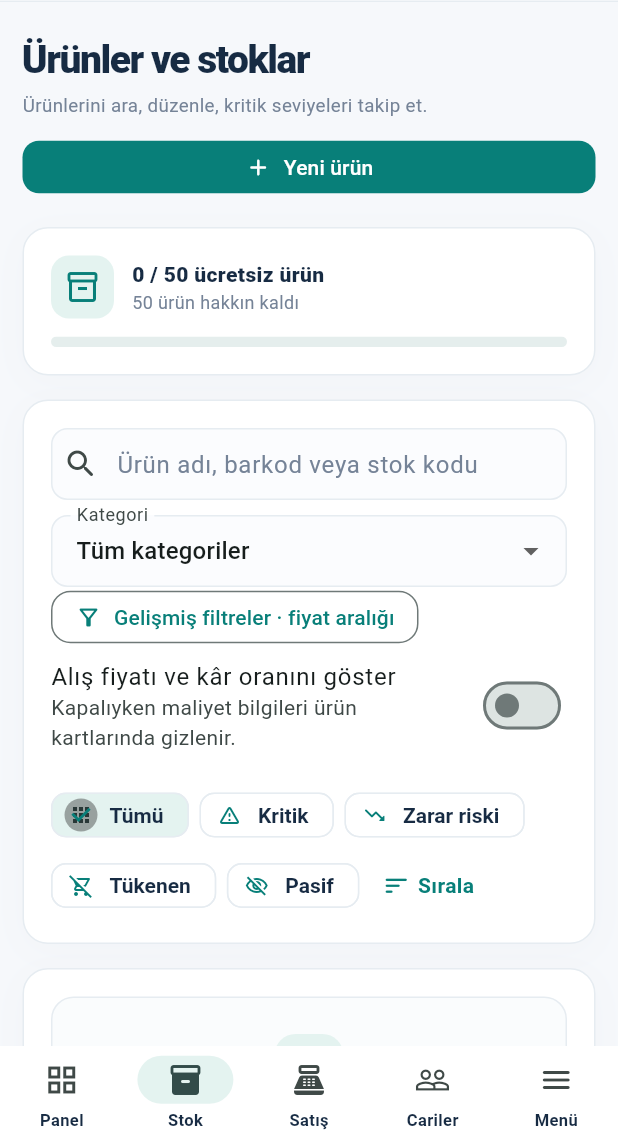
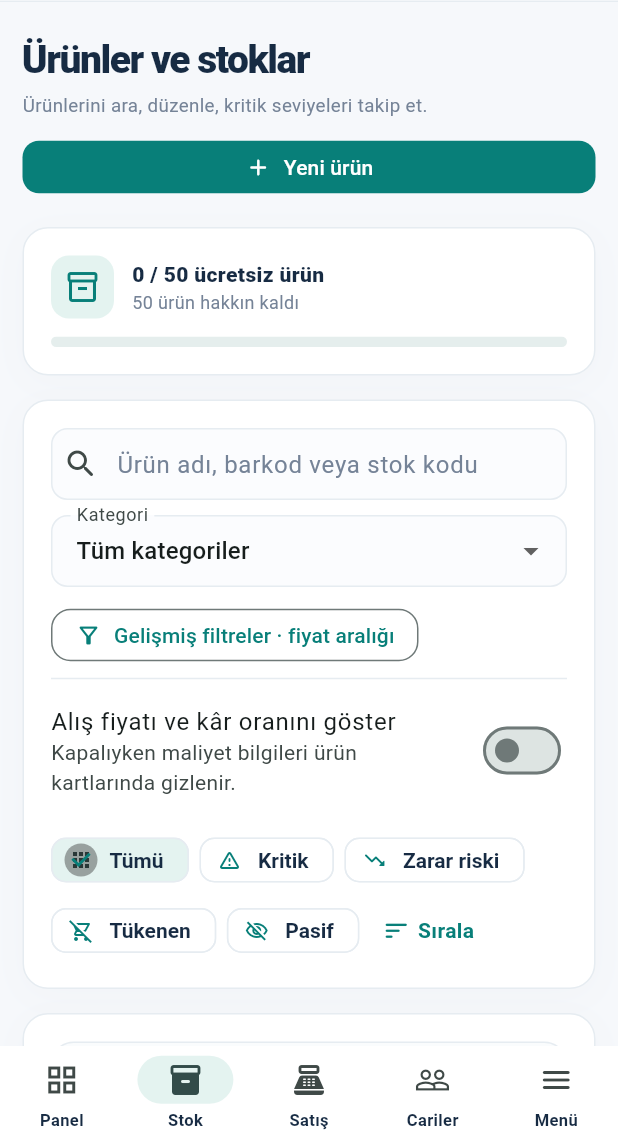
Before and after one commit to otsho675-afk/StokPilot, a Flutter app: the screen it shows once a user with an empty profile is signed in, item 2 of the bottom bar chosen, on a phone screen of 412 x 824 dp, the part 94-1236 px from its top. Run offline on Flutter 3.47's test engine with Material 3 defaults, Android fonts, the phone set to English and light mode, and no system bars; our stand-ins replace cloud_firestore, firebase_auth, firebase_core, fl_chart, google_sign_in, in_app_review and 1 more; missing offline and left inert: purchases_flutter; accounts and stored records are empty.

Commit message:
style(inventory): refine filter hierarchy and mobile stock cards

```diff
--- a/lib/screens/products_page.dart
+++ b/lib/screens/products_page.dart
@@ -347,6 +347,7 @@ class _ProductsPageState extends State<ProductsPage> {
                         );
                       },
                     ),
+                    const SizedBox(height: 12),
                     OutlinedButton.icon(
                       onPressed: () => setState(() => advancedFilters = !advancedFilters),
                       icon: Icon(advancedFilters ? Icons.tune_rounded : Icons.filter_alt_outlined),
@@ -396,6 +397,7 @@ class _ProductsPageState extends State<ProductsPage> {
                         ),
                       ),
                     ],
+                    const Divider(height: 18),
                     SwitchListTile.adaptive(
                       contentPadding: EdgeInsets.zero,
                       title: const Text('Alış fiyatı ve kâr oranını göster'),
@@ -628,7 +630,7 @@ class _ProductsPageState extends State<ProductsPage> {
         padding: const EdgeInsets.all(12),
         decoration: BoxDecoration(
           color: Colors.white,
-          borderRadius: BorderRadius.circular(18),
+          borderRadius: BorderRadius.circular(13),
           border: Border.all(color: line),
         ),
         child: Column(
```
